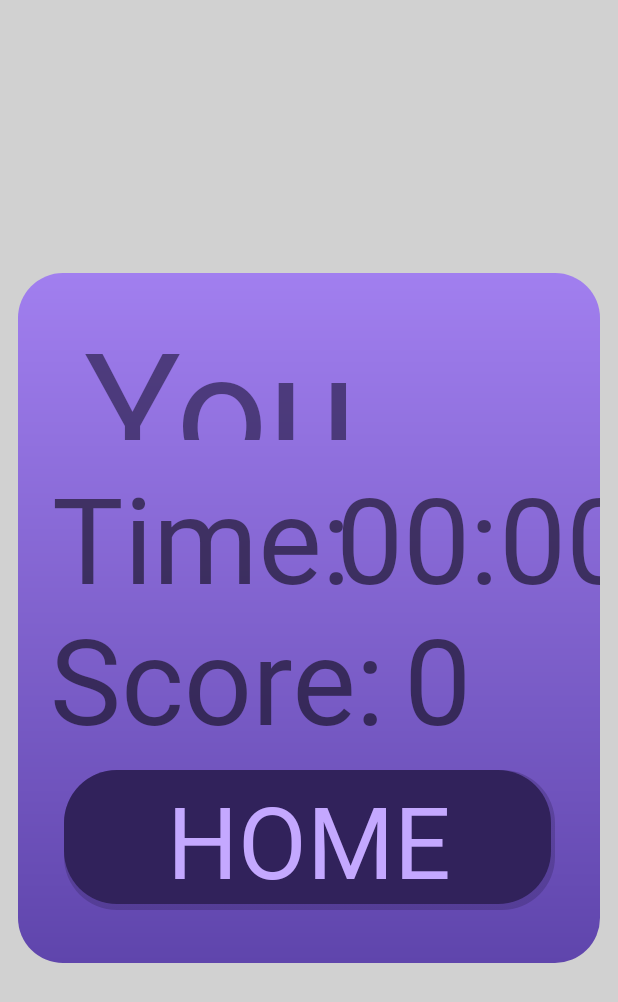
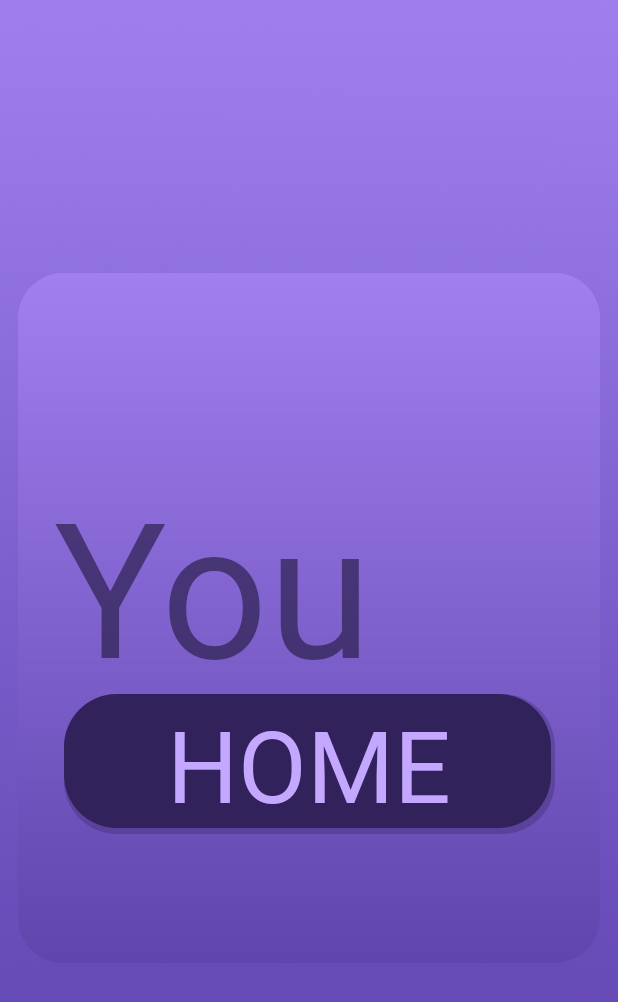
Before and after one commit to OleksandrLisnitskiy/AUCSC220_Project6, an Android app: the layout congratulations_popup.xml on its own in the app's theme, with its tools: preview values and no code run, on a phone screen of 412 x 824 dp. Shown: the top 1002 px of the screen. Run offline under Robolectric (Android 15) with nearby library versions, the phone set to English and light mode, and no system bars.

Commit message:
working congratulations message in all levels

```diff
--- a/app/src/main/java/com/example/memorycardgame/EasyLevel.java
+++ b/app/src/main/java/com/example/memorycardgame/EasyLevel.java
@@ -25,7 +25,7 @@ import java.util.List;
 public class EasyLevel extends MainActivity {
     View layout;
     List<List<Integer>> imageViewIds;
-
+    private int matchedPairs = 0;
 
     @Override
     protected void onCreate(Bundle savedInstanceState) {
@@ -86,7 +86,10 @@ public class EasyLevel extends MainActivity {
                                         card = findViewById(imageViewId);
                                         card.setImageResource(R.drawable.empty_background);
                                         game.flipCounterDict = new ArrayList<>();
-
+                                        matchedPairs++;
+                                        if (matchedPairs == 4) { // Check if all pairs are matched
+                                            setContentView(R.layout.congratulations_popup);
+                                        }
                                     }
                                     else {
                                         Score.setText("Score:  " + game.score.failedTry());
--- a/app/src/main/java/com/example/memorycardgame/HardLevel.java
+++ b/app/src/main/java/com/example/memorycardgame/HardLevel.java
@@ -25,7 +25,7 @@ import java.util.List;
 public class HardLevel extends MainActivity {
     View layout;
     List<List<Integer>> imageViewIds;
-
+    private int matchedPairs = 0;
     @Override
 
     protected void onCreate(Bundle savedInstanceState) {
@@ -84,7 +84,10 @@ public class HardLevel extends MainActivity {
                                         card = findViewById(imageViewId);
                                         card.setImageResource(R.drawable.empty_background);
                                         game.flipCounterDict = new ArrayList<>();
-
+                                        matchedPairs++;
+                                        if (matchedPairs == 12) { // Check if all pairs are matched
+                                            setContentView(R.layout.congratulations_popup);
+                                        }
                                     }
                                     else {
                                         Score.setText("Score:  " + game.score.failedTry());
--- a/app/src/main/java/com/example/memorycardgame/MediumLevel.java
+++ b/app/src/main/java/com/example/memorycardgame/MediumLevel.java
@@ -23,6 +23,7 @@ import java.util.List;
 public class MediumLevel extends MainActivity {
     View layout;
     List<List<Integer>> imageViewIds;
+    private int matchedPairs = 0;
     @Override
 
     protected void onCreate(Bundle savedInstanceState) {
@@ -82,7 +83,10 @@ public class MediumLevel extends MainActivity {
                                         card = findViewById(imageViewId);
                                         card.setImageResource(R.drawable.empty_background);
                                         game.flipCounterDict = new ArrayList<>();
-
+                                        matchedPairs++;
+                                        if (matchedPairs == 8) { // Check if all pairs are matched
+                                            setContentView(R.layout.congratulations_popup);
+                                        }
                                     }
                                     else {
                                         Score.setText("Score:  " + game.score.failedTry());
--- a/app/src/main/res/layout/congratulations_popup.xml
+++ b/app/src/main/res/layout/congratulations_popup.xml
@@ -17,6 +17,16 @@
         app:layout_constraintTop_toTopOf="parent">
 
 
+        <ImageView
+            android:id="@+id/imageView15"
+            android:layout_width="514dp"
+            android:layout_height="972dp"
+            app:layout_constraintBottom_toBottomOf="parent"
+            app:layout_constraintEnd_toEndOf="parent"
+            app:layout_constraintStart_toStartOf="parent"
+            app:layout_constraintTop_toTopOf="parent"
+            app:srcCompat="@drawable/background" />
+
         <androidx.constraintlayout.widget.ConstraintLayout
             android:id="@+id/frameLayout"
             android:layout_width="388dp"
@@ -27,20 +37,6 @@
             app:layout_constraintEnd_toEndOf="parent"
             app:layout_constraintStart_toStartOf="parent"
             app:layout_constraintTop_toTopOf="parent">
-
-            <TextView
-                android:id="@+id/timeToComplete"
-                android:layout_width="wrap_content"
-                android:layout_height="wrap_content"
-                android:fontFamily="@font/african"
-                android:text="00:00"
-                android:textSize="80dp"
-                app:layout_constraintBottom_toBottomOf="parent"
-                app:layout_constraintEnd_toEndOf="parent"
-                app:layout_constraintHorizontal_bias="0.318"
-                app:layout_constraintStart_toEndOf="@+id/textView7"
-                app:layout_constraintTop_toTopOf="parent"
-                app:layout_constraintVertical_bias="0.347" />
 
             <android.widget.Button
                 android:id="@+id/homeButton"
@@ -54,70 +50,30 @@
                 android:textSize="30pt"
                 app:layout_constraintBottom_toBottomOf="parent"
                 app:layout_constraintEnd_toEndOf="parent"
-                app:layout_constraintHorizontal_bias="0.509"
+                app:layout_constraintHorizontal_bias="0.508"
                 app:layout_constraintStart_toStartOf="parent"
                 app:layout_constraintTop_toTopOf="parent"
-                app:layout_constraintVertical_bias="0.904"
+                app:layout_constraintVertical_bias="0.765"
                 tools:ignore="HardcodedText,MissingConstraints"
                 tools:layout_conversion_absoluteHeight="41dp"
                 tools:layout_conversion_absoluteWidth="276dp" />
 
             <TextView
                 android:id="@+id/winTextView"
-                android:layout_width="301dp"
-                android:layout_height="95dp"
+                android:layout_width="340dp"
+                android:layout_height="157dp"
                 android:fontFamily="@font/african"
                 android:text="You Won"
                 android:textColor="#A9271C47"
-                android:textSize="108sp"
+                android:textSize="125sp"
                 app:layout_constraintBottom_toBottomOf="parent"
                 app:layout_constraintEnd_toEndOf="parent"
                 app:layout_constraintHorizontal_bias="0.505"
                 app:layout_constraintStart_toStartOf="parent"
                 app:layout_constraintTop_toTopOf="parent"
-                app:layout_constraintVertical_bias="0.043" />
+                app:layout_constraintVertical_bias="0.41" />
 
-            <TextView
-                android:id="@+id/textView7"
-                android:layout_width="wrap_content"
-                android:layout_height="wrap_content"
-                android:fontFamily="@font/african"
-                android:text="Time:"
-                android:textSize="80dp"
-                app:layout_constraintBottom_toBottomOf="parent"
-                app:layout_constraintEnd_toEndOf="parent"
-                app:layout_constraintHorizontal_bias="0.119"
-                app:layout_constraintStart_toStartOf="parent"
-                app:layout_constraintTop_toTopOf="parent"
-                app:layout_constraintVertical_bias="0.347" />
+        </androidx.constraintlayout.widget.ConstraintLayout>
 
-            <TextView
-                android:id="@+id/textView9"
-                android:layout_width="wrap_content"
-                android:layout_height="wrap_content"
-                android:fontFamily="@font/african"
-                android:text="Score:"
-                android:textSize="80dp"
-                app:layout_constraintBottom_toBottomOf="parent"
-                app:layout_constraintEnd_toEndOf="parent"
-                app:layout_constraintHorizontal_bias="0.128"
-                app:layout_constraintStart_toStartOf="parent"
-                app:layout_constraintTop_toTopOf="parent"
-                app:layout_constraintVertical_bias="0.613" />
-
-            <TextView
-                android:id="@+id/finalScore"
-                android:layout_width="wrap_content"
-                android:layout_height="wrap_content"
-                android:fontFamily="@font/african"
-                android:text="0"
-                android:textSize="80dp"
-                app:layout_constraintBottom_toBottomOf="parent"
-                app:layout_constraintEnd_toEndOf="parent"
-                app:layout_constraintHorizontal_bias="0.131"
-                app:layout_constraintStart_toEndOf="@+id/textView9"
-                app:layout_constraintTop_toTopOf="parent"
-                app:layout_constraintVertical_bias="0.613" />
-        </androidx.constraintlayout.widget.ConstraintLayout>
     </androidx.constraintlayout.widget.ConstraintLayout>
 </RelativeLayout>
```
